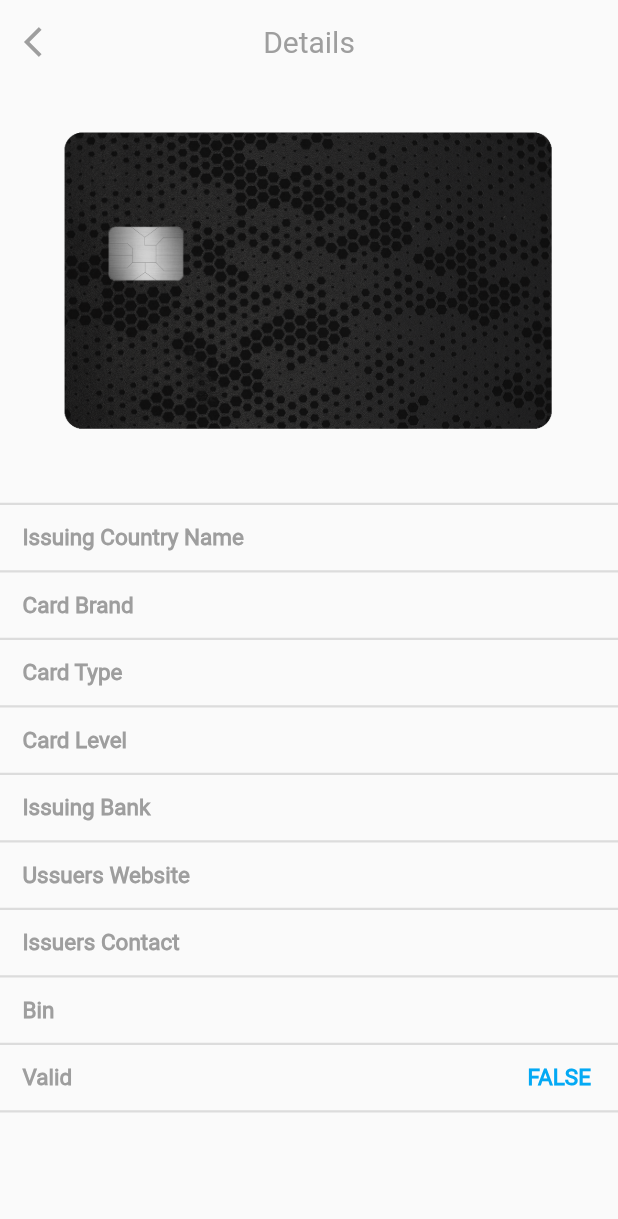
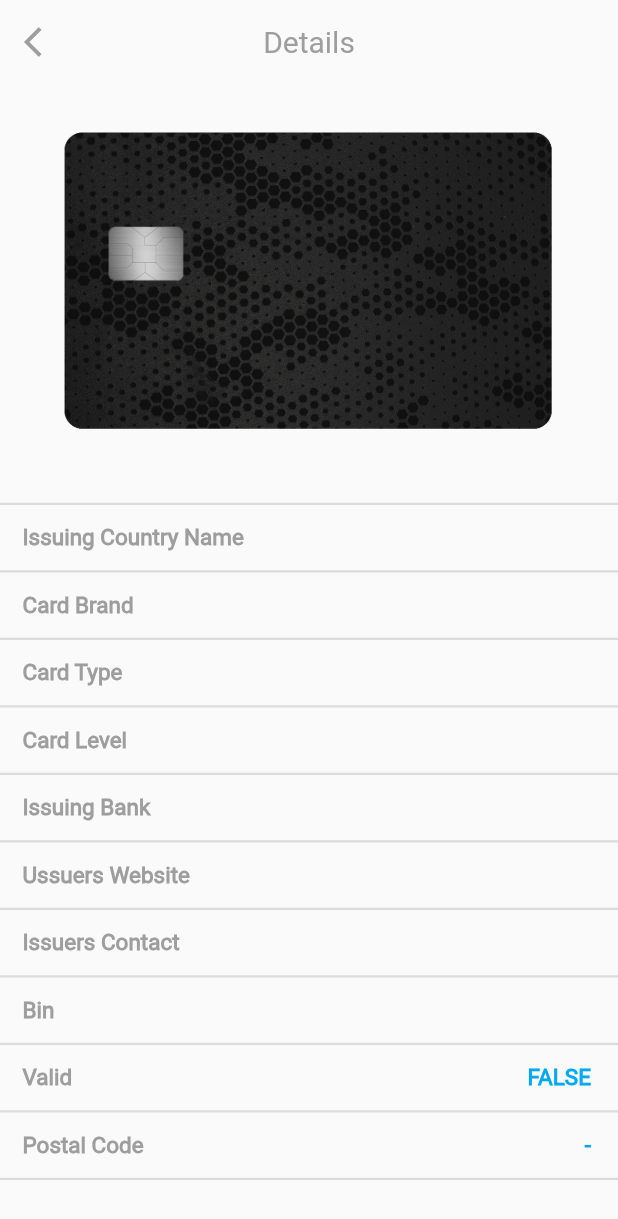
Before and after one commit to Lanniscaf/lookup, a Flutter app: the HomeView screen opened directly with empty values, on a phone screen of 412 x 824 dp. Shown: the top 1219 px of the screen. Run offline on Flutter 3.47's test engine with Material 2 defaults, Android fonts, the light colour scheme and no system bars; our stand-ins replace get_it, responsive_builder, stacked; missing offline and left inert: beautifulsoup.

Commit message:
Postal code added

```diff
--- /dev/null
+++ b/lib/services/abstract/address_abstract.dart
@@ -0,0 +1,6 @@
+abstract class AddressGeneratorClass {
+
+  Future<String> getPostalFromCountryISO(String countryIso);
+
+
+}
--- a/lib/services/bin_provider.dart
+++ b/lib/services/bin_provider.dart
@@ -21,6 +21,7 @@ class BinProvider {
       final String website     = _replaceSpace(detailsInRow[5].children[1].text) ?? '';
       final String phone       = _replaceSpace(detailsInRow[6].children[1].text) ?? '';
       final String countryName = _replaceSpace(detailsInRow[7].children[1].text) ?? '';
+      final String isoCountry  = _replaceSpace(detailsInRow[9].children[1].text) ?? '';
       final bool   isValid     = true;
 
       final CCModelView card = CCModelView(
@@ -33,7 +34,8 @@ class BinProvider {
         number: phone,
         type: type,
         valid: isValid,
-        website: website
+        website: website,
+        isoCountry: isoCountry
       );
 
       return card;
--- a/lib/view-model/ccmodel_view.dart
+++ b/lib/view-model/ccmodel_view.dart
@@ -13,7 +13,9 @@ class CCModelView extends ChangeNotifier {
   final String number;
   final String bin;
   final String country;
+  final String isoCountry;
   final bool   valid;
+  String postalCode;
 
 
   CCModelView({
@@ -26,7 +28,9 @@ class CCModelView extends ChangeNotifier {
     this.number,
     this.bin,
     this.country,
-    this.valid
+    this.valid,
+    this.isoCountry,
+    this.postalCode = '-'
   });
 
 }
--- a/lib/view-model/search_viewmodel.dart
+++ b/lib/view-model/search_viewmodel.dart
@@ -1,5 +1,6 @@
 import 'package:flutter/material.dart';
 import 'package:lookup/get_it.dart';
+import 'package:lookup/services/address_generator.dart';
 import 'package:lookup/services/bin_provider.dart';
 import 'package:lookup/view-model/ccmodel_view.dart';
 import 'package:lookup/views/home_view.dart';
@@ -14,7 +15,7 @@ class SearchViewModel extends ChangeNotifier {
   final RegExp filterLetters = new RegExp('([a-zA-Z])+');
 
   SearchViewModel();
-
+  final AddressGenerator _addressProvider = new AddressGenerator();
 
   String validate(String value){
     if(value.isEmpty) return 'Please write a bin';
@@ -32,6 +33,8 @@ class SearchViewModel extends ChangeNotifier {
     isLoading = true;
     notifyListeners();
     final CCModelView response = await BinProvider.getBinData(binController.text);
+    final String postCode      = await _addressProvider.getPostalFromCountryISO(response.isoCountry);
+    response.postalCode = postCode ?? '-';
     isLoading = false;
     notifyListeners();
 
@@ -44,7 +47,6 @@ class SearchViewModel extends ChangeNotifier {
       );
       return;
     }
-
     navigator.currentState.push(
       MaterialPageRoute(
         builder: (BuildContext context) => HomeView(ccmodel: response,),
--- a/lib/views/home_view.dart
+++ b/lib/views/home_view.dart
@@ -103,6 +103,8 @@ class HomeView extends StatelessWidget {
         divider,
         _tile('Valid', model.valid.toString().toUpperCase()),
         divider,
+        _tile('Postal Code', model.postalCode),
+        divider,
       ],
     );
   }
--- a/lib/views/search_bin.dart
+++ b/lib/views/search_bin.dart
@@ -38,6 +38,7 @@ class SearchBin extends StatelessWidget {
             padding: EdgeInsets.symmetric(horizontal: 40.0, vertical: 10.0),
             child: Form(
               child: TextFormField(
+                keyboardType: TextInputType.number,
                 autovalidateMode: AutovalidateMode.onUserInteraction,
                 validator: model.validate,
                 controller: model.binController,
```
Also changed, not shown: lib/services/address_generator.dart (added, +42 -0 lines).
